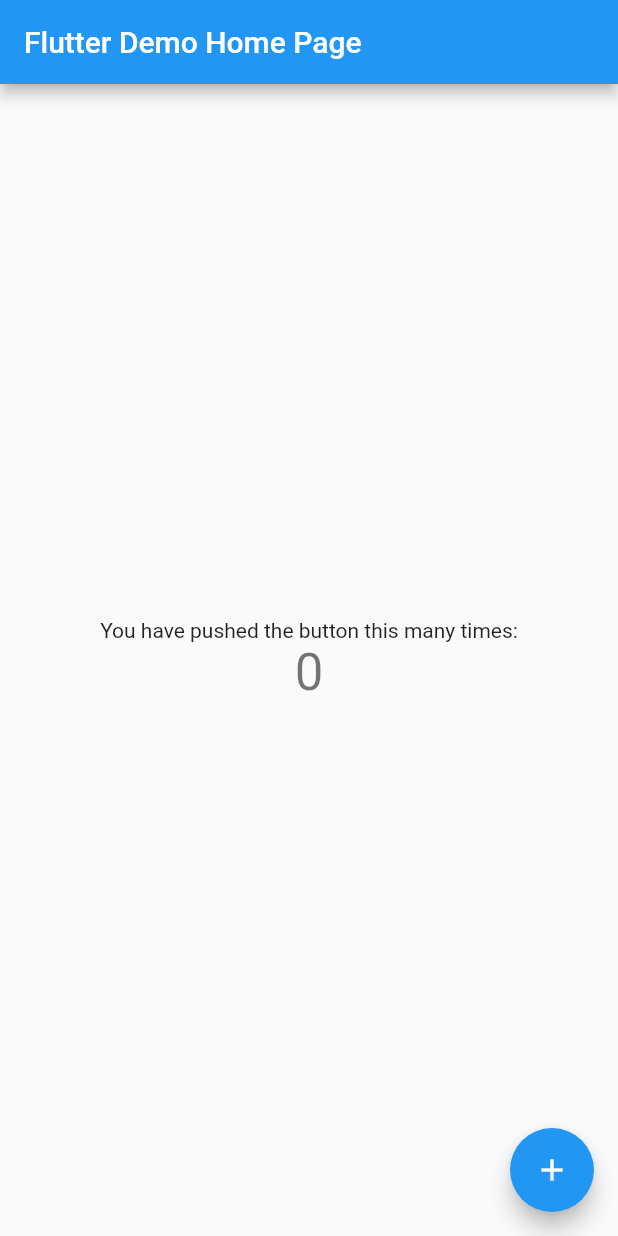
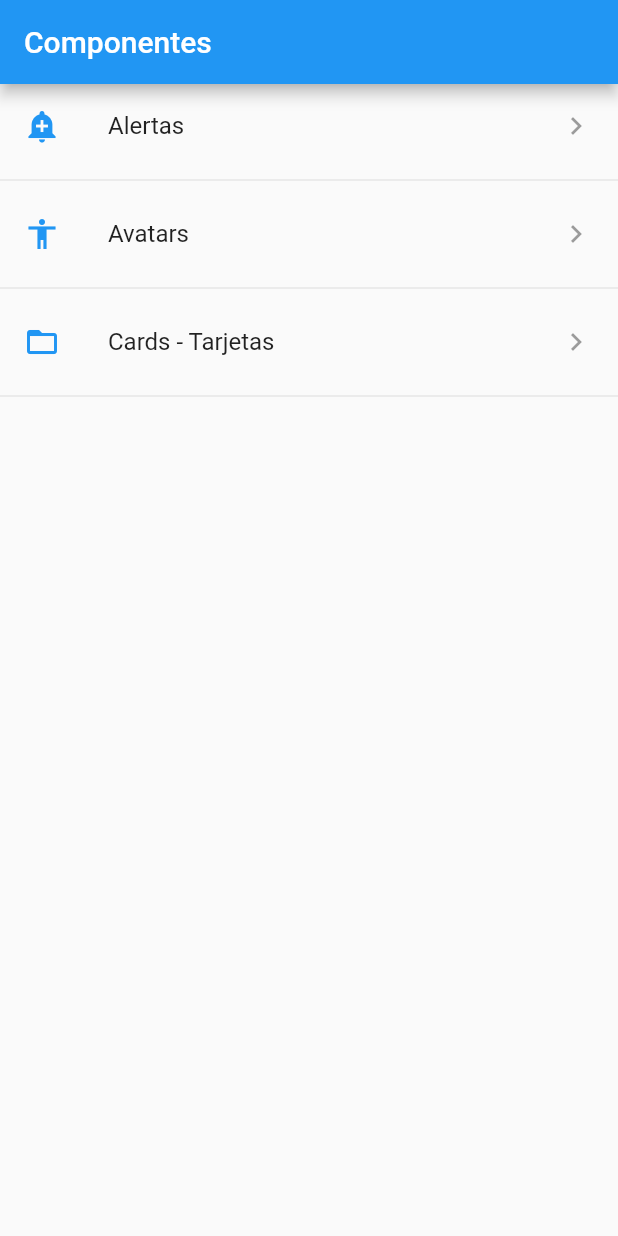
Before and after one commit to pauromeropau/flutter_app, a Flutter app: the screen it shows after launch, on a phone screen of 412 x 824 dp. Run offline on Flutter 3.47's test engine with Material 2 defaults, Android fonts, the phone set to English and light mode, and no system bars.

Commit message:
second commit

```diff
--- /dev/null
+++ b/data/menu_opts.json
@@ -0,0 +1,20 @@
+{
+    "nombreApp" : "Componentes",
+    "rutas" : [
+        {
+            "ruta" : "alert",
+            "icon" : "add_alert",
+            "texto": "Alertas"
+        },
+        {
+            "ruta" : "avatar",
+            "icon" : "accessibility",
+            "texto": "Avatars"
+        },
+        {
+            "ruta" : "card",
+            "icon" : "folder_open",
+            "texto": "Cards - Tarjetas"
+        }
+    ]
+}
--- a/lib/main.dart
+++ b/lib/main.dart
@@ -1,111 +1,15 @@
 import 'package:flutter/material.dart';
+import 'package:flutter_app/src/pages/home_page.dart';
 
 void main() => runApp(MyApp());
 
 class MyApp extends StatelessWidget {
-  // This widget is the root of your application.
   @override
   Widget build(BuildContext context) {
     return MaterialApp(
-      title: 'Flutter Demo',
-      theme: ThemeData(
-        // This is the theme of your application.
-        //
-        // Try running your application with "flutter run". You'll see the
-        // application has a blue toolbar. Then, without quitting the app, try
-        // changing the primarySwatch below to Colors.green and then invoke
-        // "hot reload" (press "r" in the console where you ran "flutter run",
-        // or simply save your changes to "hot reload" in a Flutter IDE).
-        // Notice that the counter didn't reset back to zero; the application
-        // is not restarted.
-        primarySwatch: Colors.blue,
-      ),
-      home: MyHomePage(title: 'Flutter Demo Home Page'),
+      debugShowCheckedModeBanner: false,
+      title: 'Componentes App',
+      home: HomePage(),
     );
   }
 }
-
-class MyHomePage extends StatefulWidget {
-  MyHomePage({Key key, this.title}) : super(key: key);
-
-  // This widget is the home page of your application. It is stateful, meaning
-  // that it has a State object (defined below) that contains fields that affect
-  // how it looks.
-
-  // This class is the configuration for the state. It holds the values (in this
-  // case the title) provided by the parent (in this case the App widget) and
-  // used by the build method of the State. Fields in a Widget subclass are
-  // always marked "final".
-
-  final String title;
-
-  @override
-  _MyHomePageState createState() => _MyHomePageState();
-}
-
-class _MyHomePageState extends State<MyHomePage> {
-  int _counter = 0;
-
-  void _incrementCounter() {
-    setState(() {
-      // This call to setState tells the Flutter framework that something has
-      // changed in this State, which causes it to rerun the build method below
-      // so that the display can reflect the updated values. If we changed
-      // _counter without calling setState(), then the build method would not be
-      // called again, and so nothing would appear to happen.
-      _counter++;
-    });
-  }
-
-  @override
-  Widget build(BuildContext context) {
-    // This method is rerun every time setState is called, for instance as done
-    // by the _incrementCounter method above.
-    //
-    // The Flutter framework has been optimized to make rerunning build methods
-    // fast, so that you can just rebuild anything that needs updating rather
-    // than having to individually change instances of widgets.
-    return Scaffold(
-      appBar: AppBar(
-        // Here we take the value from the MyHomePage object that was created by
-        // the App.build method, and use it to set our appbar title.
-        title: Text(widget.title),
-      ),
-      body: Center(
-        // Center is a layout widget. It takes a single child and positions it
-        // in the middle of the parent.
-        child: Column(
-          // Column is also a layout widget. It takes a list of children and
-          // arranges them vertically. By default, it sizes itself to fit its
-          // children horizontally, and tries to be as tall as its parent.
-          //
-          // Invoke "debug painting" (press "p" in the console, choose the
-          // "Toggle Debug Paint" action from the Flutter Inspector in Android
-          // Studio, or the "Toggle Debug Paint" command in Visual Studio Code)
-          // to see the wireframe for each widget.
-          //
-          // Column has various properties to control how it sizes itself and
-          // how it positions its children. Here we use mainAxisAlignment to
-          // center the children vertically; the main axis here is the vertical
-          // axis because Columns are vertical (the cross axis would be
-          // horizontal).
-          mainAxisAlignment: MainAxisAlignment.center,
-          children: <Widget>[
-            Text(
-              'You have pushed the button this many times:',
-            ),
-            Text(
-              '$_counter',
-              style: Theme.of(context).textTheme.display1,
-            ),
-          ],
-        ),
-      ),
-      floatingActionButton: FloatingActionButton(
-        onPressed: _incrementCounter,
-        tooltip: 'Increment',
-        child: Icon(Icons.add),
-      ), // This trailing comma makes auto-formatting nicer for build methods.
-    );
-  }
-}
--- /dev/null
+++ b/lib/src/pages/home_page.dart
@@ -0,0 +1,50 @@
+import 'package:flutter/material.dart';
+import 'package:flutter_app/providers/menu_provider.dart';
+import 'package:flutter_app/src/pages/alert_data.dart';
+import 'package:flutter_app/utils/icono_string_util.dart';
+
+class HomePage extends StatelessWidget {
+  @override
+  Widget build(BuildContext context) {
+    return Scaffold(
+      appBar: AppBar(
+        title: Text('Componentes'),
+      ),
+      body: _lista(),
+    );
+  }
+
+  Widget _lista() {
+    // print(menuProvider.opciones);
+    return FutureBuilder(
+      future: menuProvider.cargarData(),
+      initialData: [],
+      builder: (context, AsyncSnapshot<List<dynamic>> snapshot) {
+        print('builder');
+        print(snapshot.data);
+        return ListView(
+          children: _listaItems(snapshot.data, context),
+        );
+      },
+    );
+  }
+
+  List<Widget> _listaItems(List<dynamic> data, BuildContext context) {
+    final List<Widget> opciones = [];
+    data.forEach((opt) {
+      final widgetTemp = ListTile(
+        title: Text(opt['texto']),
+        leading: getIcon(opt['icon']),
+        trailing: Icon(Icons.keyboard_arrow_right, color: Colors.black38),
+        onTap: () {
+          final route = MaterialPageRoute(builder: (context) {
+            return AlertPage();
+          });
+          Navigator.push(context, route);
+        },
+      );
+      opciones..add(widgetTemp)..add(Divider());
+    });
+    return opciones;
+  }
+}
--- /dev/null
+++ b/lib/utils/icono_string_util.dart
@@ -0,0 +1,14 @@
+import 'package:flutter/material.dart';
+
+final _icons = <String, IconData>{
+  "add_alert": Icons.add_alert,
+  "accessibility": Icons.accessibility,
+  "folder_open": Icons.folder_open,
+};
+
+Icon getIcon(String nombreIcono) {
+  return Icon(
+    _icons[nombreIcono],
+    color: Colors.blue,
+  );
+}
--- a/pubspec.yaml
+++ b/pubspec.yaml
@@ -41,8 +41,8 @@ flutter:
   uses-material-design: true
 
   # To add assets to your application, add an assets section, like this:
-  # assets:
-  #  - images/a_dot_burr.jpeg
+  assets:
+   - data/menu_opts.json
   #  - images/a_dot_ham.jpeg
 
   # An image asset can refer to one or more resolution-specific "variants", see
```
Also changed, not shown: lib/providers/menu_provider.dart (added, +19 -0 lines), lib/src/pages/alert_data.dart (added, +18 -0 lines), lib/src/pages/avatar_page.dart (added, +12 -0 lines), lib/src/pages/home_temp.dart (added, +46 -0 lines), original.gif (added), 1 other file.
